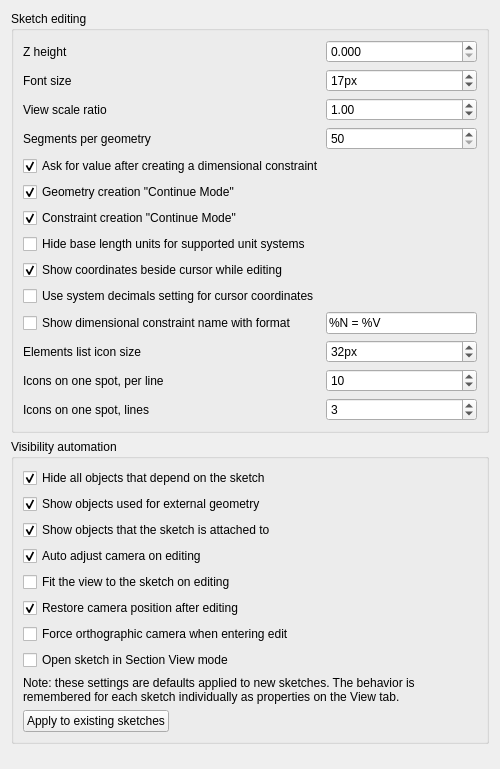
Qt form src/Mod/Sketcher/Gui/SketcherSettingsDisplay.ui (realthunder/FreeCAD) before a commit.
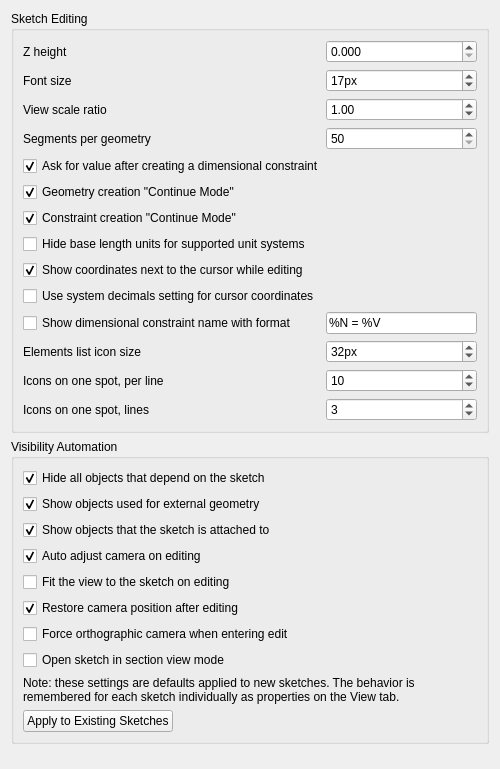
The same form after that commit. Custom widgets are drawn as their Qt base class.

Commit message: Sketcher: the commands and panels are worded as upstream's (cf082f7642 and its follow-ups)

```diff
--- a/src/Mod/Sketcher/Gui/SketcherSettingsDisplay.ui
+++ b/src/Mod/Sketcher/Gui/SketcherSettingsDisplay.ui
@@ -17,7 +17,7 @@
    <item>
     <widget class="QGroupBox" name="groupBox_1">
      <property name="title">
-      <string>Sketch editing</string>
+      <string>Sketch Editing</string>
      </property>
      <layout class="QGridLayout" name="gridLayout_1">
       <item row="4" column="0">
@@ -102,7 +102,7 @@
          <string>Cursor position coordinates will be displayed beside cursor while editing sketch.</string>
         </property>
         <property name="text">
-         <string>Show coordinates beside cursor while editing</string>
+         <string>Show coordinates next to the cursor while editing</string>
         </property>
         <property name="checked">
          <bool>true</bool>
@@ -467,7 +467,7 @@
       </size>
      </property>
      <property name="title">
-      <string>Visibility automation</string>
+      <string>Visibility Automation</string>
      </property>
      <layout class="QVBoxLayout" name="verticalLayout_2">
       <item>
@@ -608,7 +608,7 @@
 Then objects are only visible behind the sketch plane.</string>
         </property>
         <property name="text">
-         <string>Open sketch in Section View mode</string>
+         <string>Open sketch in section view mode</string>
         </property>
         <property name="checked">
          <bool>false</bool>
@@ -652,7 +652,7 @@
          <string>Applies current visibility automation settings to all sketches in open documents.</string>
         </property>
         <property name="text">
-         <string>Apply to existing sketches</string>
+         <string>Apply to Existing Sketches</string>
         </property>
        </widget>
       </item>
```
Left out of the diff: 25 changed lines with no effect on the pictures. The commit also changes 29 other files.
